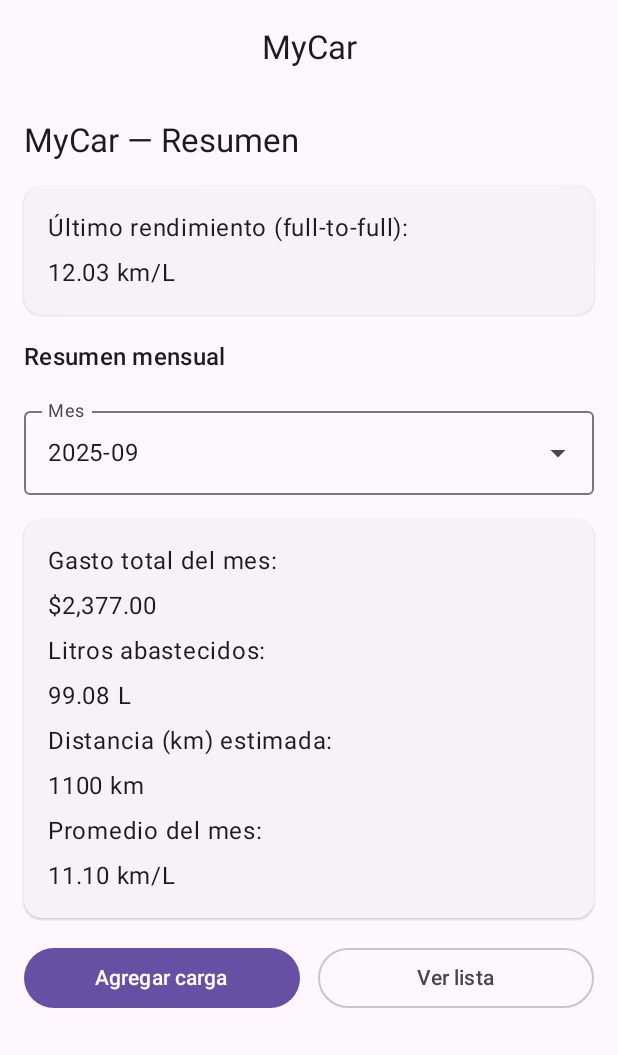
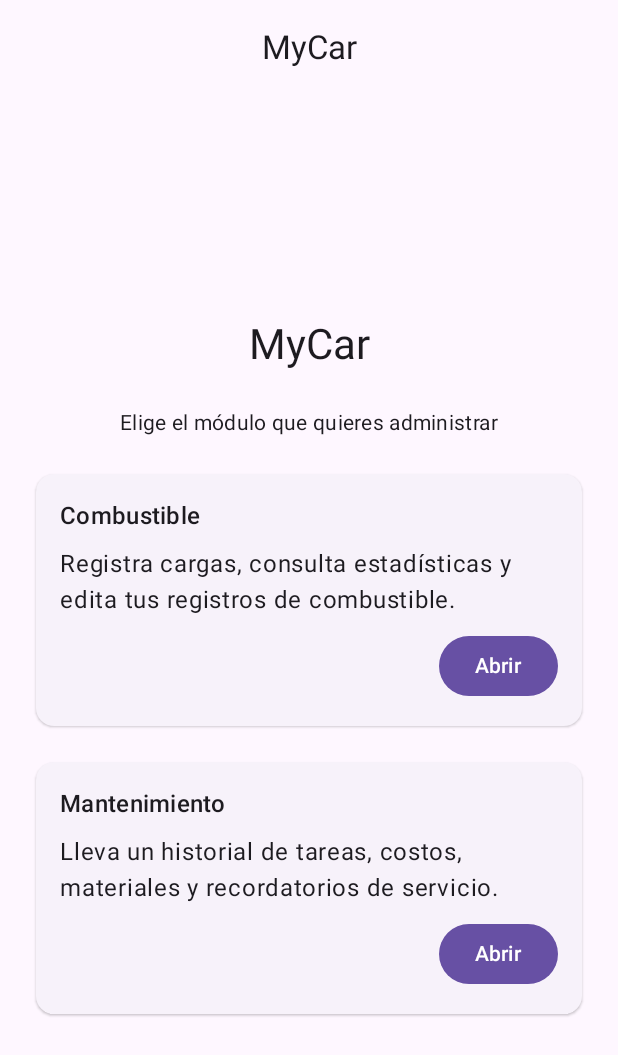
Before and after one commit to Jdgag0/App-MyCar, an Android app built with Jetpack Compose: the screen it shows after launch (MainActivity), on a phone screen of 412 x 824 dp. Shown: the top 1055 px of the screen. Run offline under Robolectric (Android 15) with nearby library versions, the phone set to English and light mode, and no system bars; our stand-ins replace Room's generated code.

Commit message:
Add maintenance module and navigation entry point

```diff
--- a/app/src/main/java/com/joel/mycar/MainActivity.kt
+++ b/app/src/main/java/com/joel/mycar/MainActivity.kt
@@ -25,16 +25,26 @@ import androidx.navigation.compose.rememberNavController
 import androidx.navigation.navArgument
 import com.joel.mycar.core.di.ServiceLocator
 import com.joel.mycar.feature.fuel.ui.*
+import com.joel.mycar.feature.maintenance.domain.MaintenanceRepository
+import com.joel.mycar.feature.maintenance.ui.MaintenanceFormScreen
+import com.joel.mycar.feature.maintenance.ui.MaintenanceListScreen
+import com.joel.mycar.feature.maintenance.ui.MaintenanceVMFactory
+import com.joel.mycar.feature.maintenance.ui.MaintenanceViewModel
+import com.joel.mycar.ui.HomeScreen
 import kotlinx.coroutines.Dispatchers
 import kotlinx.coroutines.withContext
 import java.io.BufferedReader
 import java.io.InputStreamReader
 
 sealed class Screen(val route: String) {
-    data object Dashboard : Screen("dashboard")
+    data object Home : Screen("home")
+    data object FuelDashboard : Screen("fuel_dashboard")
     data object FuelAdd  : Screen("fuel_add")
     data object FuelEdit : Screen("fuel_edit/{id}")   // ← con parámetro
     data object FuelList : Screen("fuel_list")
+    data object MaintenanceList : Screen("maintenance_list")
+    data object MaintenanceAdd : Screen("maintenance_add")
+    data object MaintenanceEdit : Screen("maintenance_edit/{id}")
 }
 
 class MainActivity : ComponentActivity() {
@@ -50,6 +60,9 @@ class MainActivity : ComponentActivity() {
                 val db = ServiceLocator.database(this)
                 val vm: RefuelViewModel = viewModel(
                     factory = RefuelVMFactory(db.refuelDao(), db.monthlyStatDao())
+                )
+                val maintenanceVM: MaintenanceViewModel = viewModel(
+                    factory = MaintenanceVMFactory(MaintenanceRepository(db.maintenanceTaskDao()))
                 )
                 // Seed desde assets (solo 1 vez)
                 LaunchedEffect(Unit) {
@@ -74,12 +87,18 @@ class MainActivity : ComponentActivity() {
                 ) { innerPadding ->
                     NavHost(
                         navController = nav,
-                        startDestination = Screen.Dashboard.route,
+                        startDestination = Screen.Home.route,
                         modifier = Modifier
                             .fillMaxSize()
                             .padding(innerPadding) // ← evita que la app bar tape el contenido
                     ) {
-                        composable(Screen.Dashboard.route) {
+                        composable(Screen.Home.route) {
+                            HomeScreen(
+                                toFuel = { nav.navigate(Screen.FuelDashboard.route) },
+                                toMaintenance = { nav.navigate(Screen.MaintenanceList.route) }
+                            )
+                        }
+                        composable(Screen.FuelDashboard.route) {
                             DashboardScreen(
                                 fuelVM = vm,
                                 toAddFuel = { nav.navigate(Screen.FuelAdd.route) },
@@ -106,6 +125,31 @@ class MainActivity : ComponentActivity() {
                                 nav.popBackStack()
                             }
                         }
+                        composable(Screen.MaintenanceList.route) {
+                            MaintenanceListScreen(
+                                viewModel = maintenanceVM,
+                                onAdd = { nav.navigate(Screen.MaintenanceAdd.route) },
+                                onTaskClick = { id -> nav.navigate("maintenance_edit/$id") }
+                            )
+                        }
+                        composable(Screen.MaintenanceAdd.route) {
+                            MaintenanceFormScreen(
+                                viewModel = maintenanceVM,
+                                taskId = null,
+                                onDone = { nav.popBackStack() }
+                            )
+                        }
+                        composable(
+                            route = Screen.MaintenanceEdit.route,
+                            arguments = listOf(navArgument("id") { type = NavType.LongType })
+                        ) { backStack ->
+                            val id = backStack.arguments?.getLong("id")
+                            MaintenanceFormScreen(
+                                viewModel = maintenanceVM,
+                                taskId = id,
+                                onDone = { nav.popBackStack() }
+                            )
+                        }
                     }
                 }
             }
--- a/app/src/main/java/com/joel/mycar/core/data/AppDatabase.kt
+++ b/app/src/main/java/com/joel/mycar/core/data/AppDatabase.kt
@@ -6,16 +6,20 @@ import com.joel.mycar.feature.fuel.data.MonthlyStatDao
 import com.joel.mycar.feature.fuel.data.RefuelDao
 import com.joel.mycar.feature.fuel.domain.MonthlyStat
 import com.joel.mycar.feature.fuel.domain.Refuel
+import com.joel.mycar.feature.maintenance.data.MaintenanceTaskDao
+import com.joel.mycar.feature.maintenance.domain.MaintenanceTask
 
 @Database(
     entities = [
         Refuel::class,
-        MonthlyStat::class
+        MonthlyStat::class,
+        MaintenanceTask::class
     ],
-    version = 3,
+    version = 4,
     exportSchema = true
 )
 abstract class AppDatabase : RoomDatabase() {
     abstract fun refuelDao(): RefuelDao
     abstract fun monthlyStatDao(): MonthlyStatDao
+    abstract fun maintenanceTaskDao(): MaintenanceTaskDao
 }
--- a/app/src/main/java/com/joel/mycar/core/di/ServiceLocator.kt
+++ b/app/src/main/java/com/joel/mycar/core/di/ServiceLocator.kt
@@ -31,6 +31,26 @@ object ServiceLocator {
         }
     }
 
+    private val MIGRATION_3_4 = object : Migration(3, 4) {
+        override fun migrate(db: SupportSQLiteDatabase) {
+            db.execSQL(
+                """
+                CREATE TABLE IF NOT EXISTS maintenance_tasks(
+                    id INTEGER PRIMARY KEY AUTOINCREMENT NOT NULL,
+                    title TEXT NOT NULL,
+                    details TEXT,
+                    dateEpochDay INTEGER NOT NULL,
+                    odometerKm REAL,
+                    cost REAL,
+                    materials TEXT,
+                    nextDueEpochDay INTEGER,
+                    nextDueOdometerKm REAL
+                )
+                """.trimIndent()
+            )
+        }
+    }
+
     fun database(context: Context): AppDatabase =
         db ?: synchronized(this) {
             db ?: Room.databaseBuilder(
@@ -38,7 +58,7 @@ object ServiceLocator {
                 AppDatabase::class.java,
                 "mycar.db"
             )
-                .addMigrations(MIGRATION_1_2, MIGRATION_2_3)
+                .addMigrations(MIGRATION_1_2, MIGRATION_2_3, MIGRATION_3_4)
                 .build()
                 .also { db = it }
         }
--- /dev/null
+++ b/app/src/main/java/com/joel/mycar/feature/maintenance/data/MaintenanceTaskDao.kt
@@ -0,0 +1,20 @@
+package com.joel.mycar.feature.maintenance.data
+
+import androidx.room.*
+import com.joel.mycar.feature.maintenance.domain.MaintenanceTask
+import kotlinx.coroutines.flow.Flow
+
+@Dao
+interface MaintenanceTaskDao {
+    @Query("SELECT * FROM maintenance_tasks ORDER BY dateEpochDay DESC")
+    fun observeAll(): Flow<List<MaintenanceTask>>
+
+    @Query("SELECT * FROM maintenance_tasks WHERE id = :id")
+    fun observeById(id: Long): Flow<MaintenanceTask?>
+
+    @Insert(onConflict = OnConflictStrategy.REPLACE)
+    suspend fun upsert(task: MaintenanceTask)
+
+    @Delete
+    suspend fun delete(task: MaintenanceTask)
+}
--- /dev/null
+++ b/app/src/main/java/com/joel/mycar/feature/maintenance/domain/MaintenanceRepository.kt
@@ -0,0 +1,18 @@
+package com.joel.mycar.feature.maintenance.domain
+
+import com.joel.mycar.feature.maintenance.data.MaintenanceTaskDao
+import kotlinx.coroutines.flow.Flow
+
+class MaintenanceRepository(private val dao: MaintenanceTaskDao) {
+    val tasks: Flow<List<MaintenanceTask>> = dao.observeAll()
+
+    fun task(id: Long): Flow<MaintenanceTask?> = dao.observeById(id)
+
+    suspend fun save(task: MaintenanceTask) {
+        dao.upsert(task)
+    }
+
+    suspend fun delete(task: MaintenanceTask) {
+        dao.delete(task)
+    }
+}
--- /dev/null
+++ b/app/src/main/java/com/joel/mycar/feature/maintenance/ui/MaintenanceViewModel.kt
@@ -0,0 +1,48 @@
+package com.joel.mycar.feature.maintenance.ui
+
+import androidx.lifecycle.ViewModel
+import androidx.lifecycle.ViewModelProvider
+import androidx.lifecycle.viewModelScope
+import com.joel.mycar.feature.maintenance.domain.MaintenanceRepository
+import com.joel.mycar.feature.maintenance.domain.MaintenanceTask
+import kotlinx.coroutines.flow.Flow
+import kotlinx.coroutines.flow.SharingStarted
+import kotlinx.coroutines.flow.StateFlow
+import kotlinx.coroutines.flow.stateIn
+import kotlinx.coroutines.launch
+
+class MaintenanceViewModel(
+    private val repository: MaintenanceRepository
+) : ViewModel() {
+
+    val tasks: StateFlow<List<MaintenanceTask>> = repository.tasks
+        .stateIn(viewModelScope, SharingStarted.WhileSubscribed(5_000), emptyList())
+
+    fun taskFlow(id: Long): Flow<MaintenanceTask?> = repository.task(id)
+
+    fun save(task: MaintenanceTask, onComplete: () -> Unit = {}) {
+        viewModelScope.launch {
+            repository.save(task)
+            onComplete()
+        }
+    }
+
+    fun delete(task: MaintenanceTask, onComplete: () -> Unit = {}) {
+        viewModelScope.launch {
+            repository.delete(task)
+            onComplete()
+        }
+    }
+}
+
+class MaintenanceVMFactory(
+    private val repository: MaintenanceRepository
+) : ViewModelProvider.Factory {
+    @Suppress("UNCHECKED_CAST")
+    override fun <T : ViewModel> create(modelClass: Class<T>): T {
+        if (modelClass.isAssignableFrom(MaintenanceViewModel::class.java)) {
+            return MaintenanceViewModel(repository) as T
+        }
+        throw IllegalArgumentException("Unknown ViewModel class")
+    }
+}
--- /dev/null
+++ b/app/src/main/java/com/joel/mycar/ui/HomeScreen.kt
@@ -0,0 +1,59 @@
+package com.joel.mycar.ui
+
+import androidx.compose.foundation.layout.Arrangement
+import androidx.compose.foundation.layout.Column
+import androidx.compose.foundation.layout.fillMaxSize
+import androidx.compose.foundation.layout.fillMaxWidth
+import androidx.compose.foundation.layout.padding
+import androidx.compose.material3.Button
+import androidx.compose.material3.ElevatedCard
+import androidx.compose.material3.MaterialTheme
+import androidx.compose.material3.Text
+import androidx.compose.runtime.Composable
+import androidx.compose.ui.Alignment
+import androidx.compose.ui.Modifier
+import androidx.compose.ui.unit.dp
+
+@Composable
+fun HomeScreen(
+    toFuel: () -> Unit,
+    toMaintenance: () -> Unit
+) {
+    Column(
+        modifier = Modifier
+            .fillMaxSize()
+            .padding(24.dp),
+        verticalArrangement = Arrangement.spacedBy(24.dp, Alignment.CenterVertically),
+        horizontalAlignment = Alignment.CenterHorizontally
+    ) {
+        Text("MyCar", style = MaterialTheme.typography.headlineMedium)
+        Text(
+            "Elige el módulo que quieres administrar",
+            style = MaterialTheme.typography.bodyMedium
+        )
+
+        ElevatedCard(
+            modifier = Modifier.fillMaxWidth()
+        ) {
+            Column(Modifier.padding(16.dp), verticalArrangement = Arrangement.spacedBy(8.dp)) {
+                Text("Combustible", style = MaterialTheme.typography.titleMedium)
+                Text("Registra cargas, consulta estadísticas y edita tus registros de combustible.")
+                Button(onClick = toFuel, modifier = Modifier.align(Alignment.End)) {
+                    Text("Abrir")
+                }
+            }
+        }
+
+        ElevatedCard(
+            modifier = Modifier.fillMaxWidth()
+        ) {
+            Column(Modifier.padding(16.dp), verticalArrangement = Arrangement.spacedBy(8.dp)) {
+                Text("Mantenimiento", style = MaterialTheme.typography.titleMedium)
+                Text("Lleva un historial de tareas, costos, materiales y recordatorios de servicio.")
+                Button(onClick = toMaintenance, modifier = Modifier.align(Alignment.End)) {
+                    Text("Abrir")
+                }
+            }
+        }
+    }
+}
```
Also changed, not shown: app/src/main/java/com/joel/mycar/feature/maintenance/domain/MaintenanceTask.kt (added, +17 -0 lines), app/src/main/java/com/joel/mycar/feature/maintenance/ui/MaintenanceFormScreen.kt (added, +205 -0 lines), app/src/main/java/com/joel/mycar/feature/maintenance/ui/MaintenanceListScreen.kt (added, +146 -0 lines).
